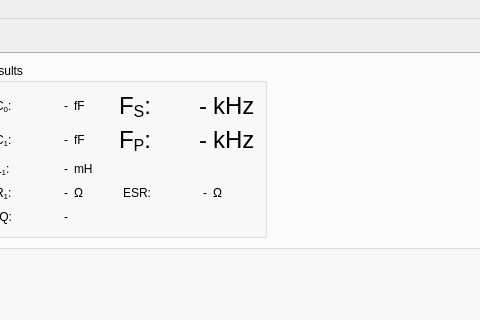
Above: python3/gui/amcp_test.ui from leabeadeaff/amcp-master before the change; both pictures show x 518 to 998 and y 0 to 320 of the 1152 by 768 pixel window. Below: the same form after it.
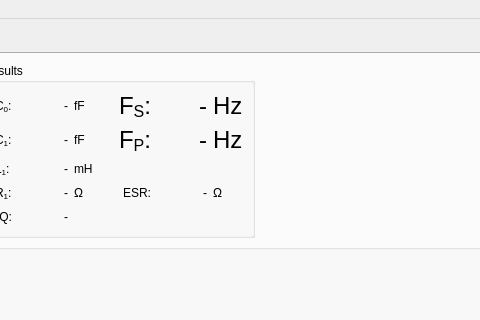
That is the form after the change. Icons and pictures are not drawn. Custom widgets are drawn as their Qt base class.

Commit message: update graphic every 1 sec

```diff
--- a/python3/gui/amcp_test.ui
+++ b/python3/gui/amcp_test.ui
@@ -551,7 +551,7 @@
               </font>
              </property>
              <property name="text">
-              <string>kHz</string>
+              <string>Hz</string>
              </property>
             </widget>
            </item>
@@ -578,7 +578,7 @@
               </font>
              </property>
              <property name="text">
-              <string>kHz</string>
+              <string>Hz</string>
              </property>
             </widget>
            </item>
```
The commit also changes 2 other files.
